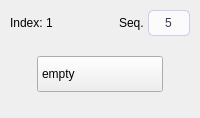
First picture: the form in src/basket_widget.ui, repository ilsbn/basket_ui, before the edit.
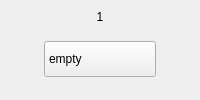
Second picture: the form after the edit. Icons and pictures are not drawn.

```diff
--- a/src/basket_widget.ui
+++ b/src/basket_widget.ui
@@ -4,8 +4,8 @@
  <widget class="QFrame" name="basketWidget">
   <property name="minimumSize">
    <size>
-    <width>150</width>
-    <height>118</height>
+    <width>132</width>
+    <height>100</height>
    </size>
   </property>
   <property name="basketCard" stdset="0">
@@ -31,96 +31,20 @@
     <number>4</number>
    </property>
    <item>
-    <layout class="QHBoxLayout" name="entryHeader">
-     <property name="leftMargin">
-      <number>0</number>
+    <widget class="QLabel" name="indexLabel">
+     <property name="text">
+      <string>1</string>
      </property>
-     <property name="topMargin">
-      <number>0</number>
+     <property name="role" stdset="0">
+      <string>index</string>
      </property>
-     <property name="rightMargin">
-      <number>0</number>
+     <property name="toolTip">
+      <string>Basket ID; drag the basket to reorder it</string>
      </property>
-     <property name="bottomMargin">
-      <number>0</number>
+     <property name="alignment">
+      <set>Qt::AlignmentFlag::AlignCenter</set>
      </property>
-     <property name="spacing">
-      <number>4</number>
-     </property>
-     <item>
-      <widget class="QLabel" name="indexLabel">
-       <property name="text">
-        <string>Index: 1</string>
-       </property>
-       <property name="role" stdset="0">
-        <string>index</string>
-       </property>
-       <property name="toolTip">
-        <string>Immutable basket index</string>
-       </property>
-      </widget>
-     </item>
-     <item>
-      <spacer name="headerSpacer">
-       <property name="orientation">
-        <enum>Qt::Orientation::Horizontal</enum>
-       </property>
-       <property name="sizeHint">
-        <size>
-         <width>24</width>
-         <height>0</height>
-        </size>
-       </property>
-      </spacer>
-     </item>
-     <item>
-      <widget class="QLabel" name="sequenceLabel">
-       <property name="text">
-        <string>Seq.</string>
-       </property>
-       <property name="role" stdset="0">
-        <string>sequence</string>
-       </property>
-       <property name="buddy">
-        <cstring>sequenceSpinBox</cstring>
-       </property>
-      </widget>
-     </item>
-     <item>
-      <widget class="QSpinBox" name="sequenceSpinBox">
-       <property name="minimumSize">
-        <size>
-         <width>42</width>
-         <height>26</height>
-        </size>
-       </property>
-       <property name="maximumSize">
-        <size>
-         <width>58</width>
-         <height>28</height>
-        </size>
-       </property>
-       <property name="toolTip">
-        <string>Sequence number (prototype only)</string>
-       </property>
-       <property name="accessibleName">
-        <string>Basket 1 sequence</string>
-       </property>
-       <property name="buttonSymbols">
-        <enum>QAbstractSpinBox::ButtonSymbols::NoButtons</enum>
-       </property>
-       <property name="alignment">
-        <set>Qt::AlignmentFlag::AlignCenter</set>
-       </property>
-       <property name="maximum">
-        <number>9999</number>
-       </property>
-       <property name="value">
-        <number>5</number>
-       </property>
-      </widget>
-     </item>
-    </layout>
+    </widget>
    </item>
    <item>
     <spacer name="topStatusSpacer">
@@ -169,7 +93,7 @@
       <widget class="QComboBox" name="statusComboBox">
        <property name="minimumSize">
         <size>
-         <width>126</width>
+         <width>112</width>
          <height>36</height>
         </size>
        </property>
@@ -245,8 +169,7 @@
   <property name="styleSheet">
    <string>QFrame#basketWidget { font-family: "Segoe UI"; font-size: 14px; }
 QLabel { background: transparent; border: none; }
-QLabel[role="index"] { color: #888096; font-size: 12px; }
-QLabel[role="sequence"] { color: #6a607a; font-size: 12px; }
+QLabel[role="index"] { color: #888096; font-size: 24px; }
 QFrame[basketCard="true"] {
     border: 2px solid #7650ed;
     border-radius: 15px;
@@ -255,15 +178,6 @@
 QFrame[basketState="in progress"] { background: #b8edbe; }
 QFrame[basketState="pending"] { background: #fff0a6; }
 QFrame[basketState="sold"] { background: #ffd0d0; }
-QSpinBox {
-    background: rgba(255, 255, 255, 195);
-    color: #453458;
-    border: 1px solid rgba(118, 80, 237, 65);
-    border-radius: 5px;
-    padding: 3px 4px;
-    font-size: 12px;
-}
-QSpinBox:focus { border: 1px solid #7650ed; }
 QComboBox[basketStatus="true"] {
     background: transparent;
     color: #6841dc;
```
Left out of the diff: 6 changed lines with no effect on the pictures.
